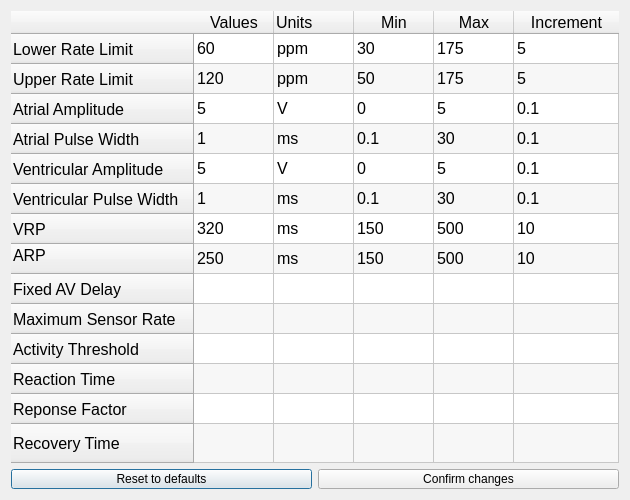
The window that DCM/ui_files/parameters.ui (CarlosCapili/3K04-Pacemaker-Project) describes before a commit, drawn with Qt 5.
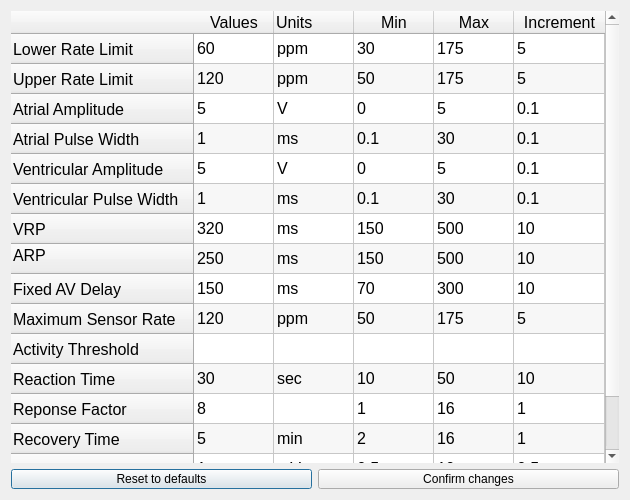
The same window after the commit.

What changed in the file:
```diff
--- a/DCM/ui_files/parameters.ui
+++ b/DCM/ui_files/parameters.ui
@@ -202,6 +202,16 @@
        <string>Recovery Time</string>
       </property>
      </row>
+     <row>
+      <property name="text">
+       <string>Atrial Sensitivity</string>
+      </property>
+     </row>
+     <row>
+      <property name="text">
+       <string>Ventricular Sensitivity</string>
+      </property>
+     </row>
      <column>
       <property name="text">
        <string>Values</string>
@@ -544,6 +554,181 @@
        <set>ItemIsDragEnabled|ItemIsUserCheckable|ItemIsEnabled</set>
       </property>
      </item>
+     <item row="8" column="0">
+      <property name="text">
+       <string>150</string>
+      </property>
+     </item>
+     <item row="8" column="1">
+      <property name="text">
+       <string>ms</string>
+      </property>
+     </item>
+     <item row="8" column="2">
+      <property name="text">
+       <string>70</string>
+      </property>
+     </item>
+     <item row="8" column="3">
+      <property name="text">
+       <string>300</string>
+      </property>
+     </item>
+     <item row="8" column="4">
+      <property name="text">
+       <string>10</string>
+      </property>
+     </item>
+     <item row="9" column="0">
+      <property name="text">
+       <string>120</string>
+      </property>
+     </item>
+     <item row="9" column="1">
+      <property name="text">
+       <string>ppm</string>
+      </property>
+     </item>
+     <item row="9" column="2">
+      <property name="text">
+       <string>50</string>
+      </property>
+     </item>
+     <item row="9" column="3">
+      <property name="text">
+       <string>175</string>
+      </property>
+     </item>
+     <item row="9" column="4">
+      <property name="text">
+       <string>5</string>
+      </property>
+     </item>
+     <item row="11" column="0">
+      <property name="text">
+       <string>30</string>
+      </property>
+     </item>
+     <item row="11" column="1">
+      <property name="text">
+       <string>sec</string>
+      </property>
+     </item>
+     <item row="11" column="2">
+      <property name="text">
+       <string>10</string>
+      </property>
+     </item>
+     <item row="11" column="3">
+      <property name="text">
+       <string>50</string>
+      </property>
+     </item>
+     <item row="11" column="4">
+      <property name="text">
+       <string>10</string>
+      </property>
+     </item>
+     <item row="12" column="0">
+      <property name="text">
+       <string>8</string>
+      </property>
+     </item>
+     <item row="12" column="1">
+      <property name="text">
+       <string/>
+      </property>
+     </item>
+     <item row="12" column="2">
+      <property name="text">
+       <string>1</string>
+      </property>
+     </item>
+     <item row="12" column="3">
+      <property name="text">
+       <string>16</string>
+      </property>
+     </item>
+     <item row="12" column="4">
+      <property name="text">
+       <string>1</string>
+      </property>
+     </item>
+     <item row="13" column="0">
+      <property name="text">
+       <string>5</string>
+      </property>
+     </item>
+     <item row="13" column="1">
+      <property name="text">
+       <string>min</string>
+      </property>
+     </item>
+     <item row="13" column="2">
+      <property name="text">
+       <string>2</string>
+      </property>
+     </item>
+     <item row="13" column="3">
+      <property name="text">
+       <string>16</string>
+      </property>
+     </item>
+     <item row="13" column="4">
+      <property name="text">
+       <string>1</string>
+      </property>
+     </item>
+     <item row="14" column="0">
+      <property name="text">
+       <string>1</string>
+      </property>
+     </item>
+     <item row="14" column="1">
+      <property name="text">
+       <string>mV</string>
+      </property>
+     </item>
+     <item row="14" column="2">
+      <property name="text">
+       <string>0.5</string>
+      </property>
+     </item>
+     <item row="14" column="3">
+      <property name="text">
+       <string>10</string>
+      </property>
+     </item>
+     <item row="14" column="4">
+      <property name="text">
+       <string>0.5</string>
+      </property>
+     </item>
+     <item row="15" column="0">
+      <property name="text">
+       <string>2.5</string>
+      </property>
+     </item>
+     <item row="15" column="1">
+      <property name="text">
+       <string>mV</string>
+      </property>
+     </item>
+     <item row="15" column="2">
+      <property name="text">
+       <string>0.5</string>
+      </property>
+     </item>
+     <item row="15" column="3">
+      <property name="text">
+       <string>10</string>
+      </property>
+     </item>
+     <item row="15" column="4">
+      <property name="text">
+       <string>0.5</string>
+      </property>
+     </item>
     </widget>
    </item>
    <item row="1" column="0">
```
